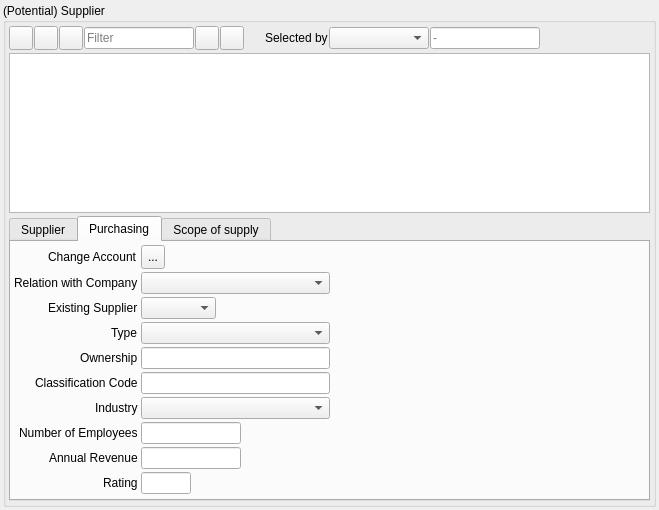
This is srm/src/gui/srm_supplierwidget.ui in hermixy/biluna as Qt 5 draws it before an edit. The edited form follows.
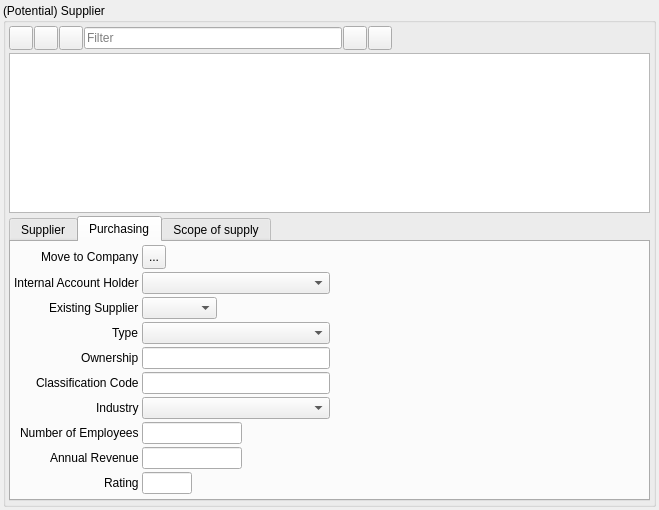
This is the edited form. The open tabs and pages were chosen to show the change. Icons and pictures are not drawn.

```diff
--- a/srm/src/gui/srm_supplierwidget.ui
+++ b/srm/src/gui/srm_supplierwidget.ui
@@ -204,52 +204,6 @@
           </property>
          </widget>
         </item>
-        <item>
-         <spacer name="horizontalSpacer">
-          <property name="orientation">
-           <enum>Qt::Horizontal</enum>
-          </property>
-          <property name="sizeType">
-           <enum>QSizePolicy::Fixed</enum>
-          </property>
-          <property name="sizeHint" stdset="0">
-           <size>
-            <width>20</width>
-            <height>20</height>
-           </size>
-          </property>
-         </spacer>
-        </item>
-        <item>
-         <widget class="QLabel" name="lblSelectBy">
-          <property name="text">
-           <string>Selected by</string>
-          </property>
-         </widget>
-        </item>
-        <item>
-         <widget class="QComboBox" name="cbSelectedBy">
-          <property name="minimumSize">
-           <size>
-            <width>100</width>
-            <height>0</height>
-           </size>
-          </property>
-          <property name="maximumSize">
-           <size>
-            <width>150</width>
-            <height>16777215</height>
-           </size>
-          </property>
-         </widget>
-        </item>
-        <item>
-         <widget class="QLineEdit" name="leSelectedBy">
-          <property name="placeholderText">
-           <string>-</string>
-          </property>
-         </widget>
-        </item>
         <item>
          <spacer name="horizontalSpacer_2">
           <property name="orientation">
@@ -678,14 +632,14 @@
             <item row="0" column="0">
              <widget class="QLabel" name="lblAccount">
               <property name="text">
-               <string>Change Account</string>
+               <string>Move to Company</string>
               </property>
              </widget>
             </item>
             <item row="1" column="0">
              <widget class="QLabel" name="lblRelationWithCompany">
               <property name="text">
-               <string>Relation with Company</string>
+               <string>Internal Account Holder</string>
               </property>
              </widget>
             </item>
```
Left out of the diff: 16 changed lines with no effect on the pictures.
